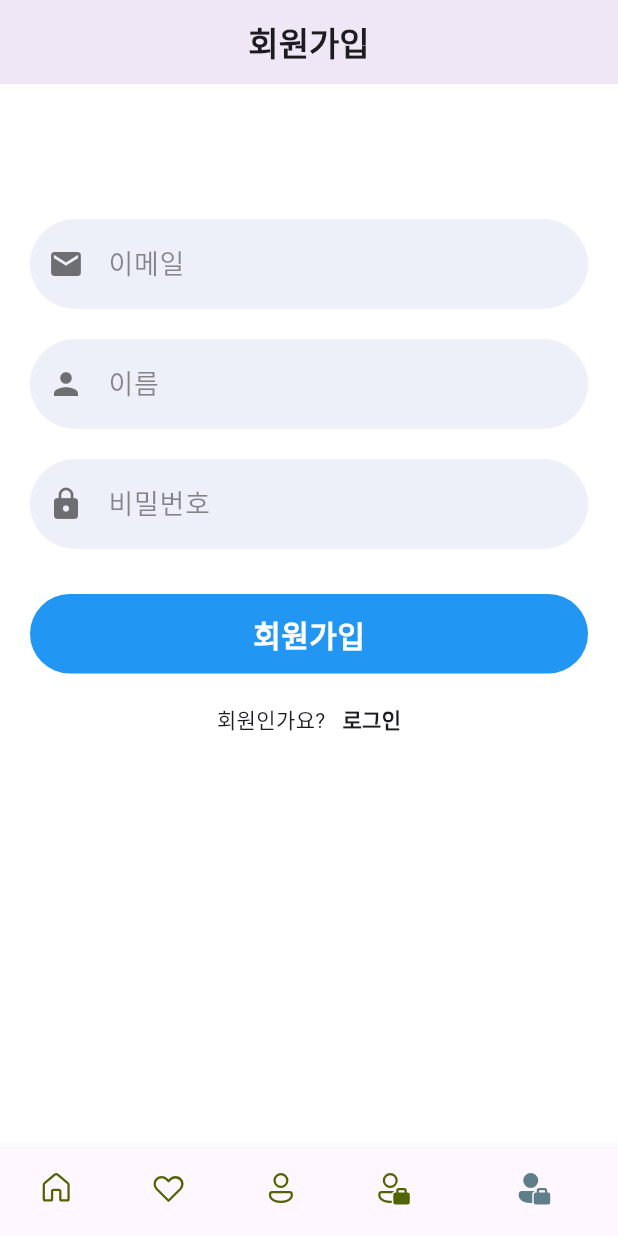
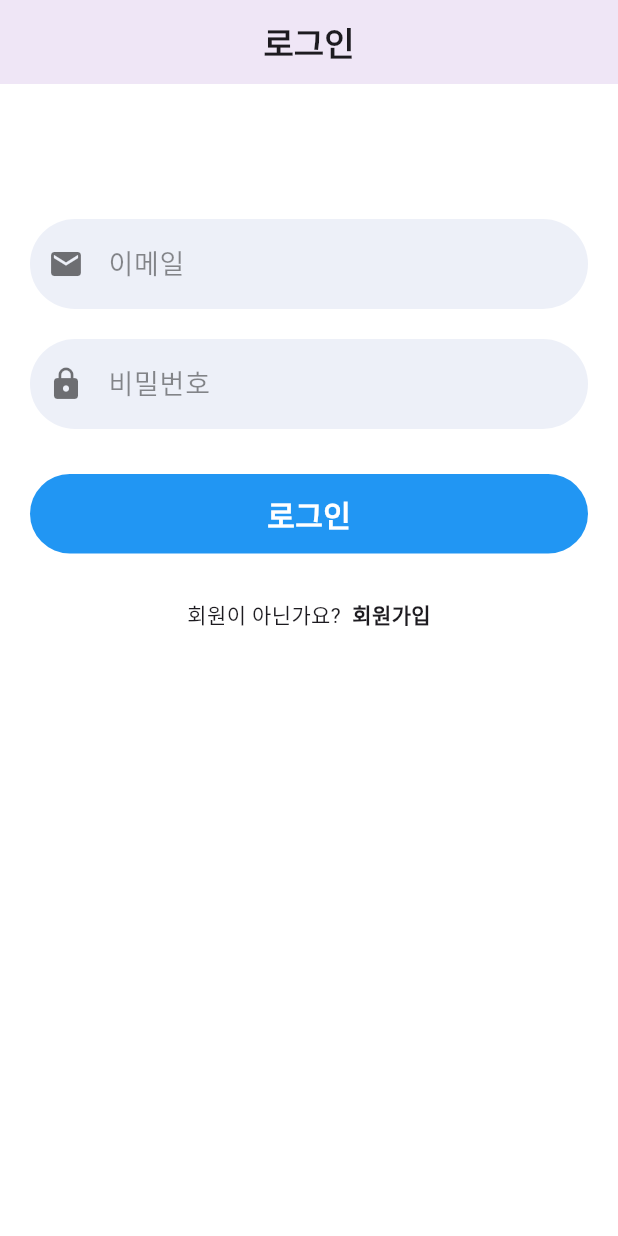
Before and after one commit to LEEJINYOUN/Weather_Flutter-front, a Flutter app: the screen it shows after launch, on a phone screen of 412 x 824 dp. Run offline on Flutter 3.47's test engine with Material 3 defaults, Android fonts, the phone set to English and light mode, and no system bars; our stand-ins replace fluentui_icons, flutter_secure_storage.

Commit message:
jwt 로그인

```diff
--- a/lib/common/bottom_nav_bar.dart
+++ b/lib/common/bottom_nav_bar.dart
@@ -1,8 +1,6 @@
 import 'package:flutter/material.dart';
 import 'package:fluentui_icons/fluentui_icons.dart';
 import 'package:weather_flutter_front/screens/home_screen.dart';
-import 'package:weather_flutter_front/screens/login_screen.dart';
-import 'package:weather_flutter_front/screens/register_screen.dart';
 
 class BottomNavBar extends StatelessWidget {
   const BottomNavBar({super.key});
@@ -28,12 +26,10 @@ class _BottomNavBarState extends State<BottomNavBarContainer> {
     const HomeScreen(),
     const Center(child: Text('Bookmark')),
     const Center(child: Text('Profile')),
-    const LoginScreen(),
-    const RegisterScreen(),
   ];
 
   // 선택 인덱스 초기화
-  int _selectedIndex = 4;
+  int _selectedIndex = 0;
 
   // 하단 메뉴 버튼 변경
   void _onItemTapped(int index) {
@@ -66,18 +62,6 @@ class _BottomNavBarState extends State<BottomNavBarContainer> {
                   icon: Icon(FluentSystemIcons.ic_fluent_person_regular),
                   activeIcon: Icon(FluentSystemIcons.ic_fluent_person_filled),
                   label: 'Profile'),
-              BottomNavigationBarItem(
-                  icon:
-                      Icon(FluentSystemIcons.ic_fluent_person_accounts_regular),
-                  activeIcon:
-                      Icon(FluentSystemIcons.ic_fluent_person_accounts_filled),
-                  label: 'Login'),
-              BottomNavigationBarItem(
-                  icon:
-                      Icon(FluentSystemIcons.ic_fluent_person_accounts_regular),
-                  activeIcon:
-                      Icon(FluentSystemIcons.ic_fluent_person_accounts_filled),
-                  label: 'Register'),
             ]));
   }
 }
--- a/lib/main.dart
+++ b/lib/main.dart
@@ -1,5 +1,6 @@
 import 'package:flutter/material.dart';
 import 'package:weather_flutter_front/common/bottom_nav_bar.dart';
+import 'package:weather_flutter_front/screens/login_screen.dart';
 
 void main() {
   runApp(const MyApp());
@@ -13,6 +14,6 @@ class MyApp extends StatelessWidget {
     // BottomNavBar 불러오기
     return const MaterialApp(
         debugShowCheckedModeBanner: false, // 디버그 배너 삭제
-        home: BottomNavBar()); // 기본 화면
+        home: LoginScreen()); // 기본 화면
   }
 }
--- a/lib/screens/login_screen.dart
+++ b/lib/screens/login_screen.dart
@@ -6,6 +6,7 @@ import 'package:weather_flutter_front/utils/logPrint.dart';
 import 'package:weather_flutter_front/utils/validate.dart';
 import 'package:weather_flutter_front/widgets/button/blue_Button.dart';
 import 'package:weather_flutter_front/widgets/form/text_field.dart';
+import 'package:flutter_secure_storage/flutter_secure_storage.dart';
 
 class LoginScreen extends StatefulWidget {
   const LoginScreen({super.key});
@@ -15,6 +16,9 @@ class LoginScreen extends StatefulWidget {
 }
 
 class _LoginScreenState extends State<LoginScreen> {
+  // storage
+  final storage = FlutterSecureStorage();
+
   // 입력 컨트롤러
   final TextEditingController emailController = TextEditingController();
   final TextEditingController passwordController = TextEditingController();
@@ -29,6 +33,26 @@ class _LoginScreenState extends State<LoginScreen> {
   // 변수
   String message = '';
   bool isMatch = false;
+
+  // state 진입시 함수 실행
+  @override
+  void initState() {
+    super.initState();
+    isStorage();
+  }
+
+  // 로그인 유지
+  isStorage() async {
+    if (await storage.read(key: "token") != null) {
+      if (!mounted) return;
+      print('로그인 유지 성공!');
+      Navigator.of(context).push(
+        MaterialPageRoute(
+          builder: (context) => const BottomNavBar(),
+        ),
+      );
+    }
+  }
 
   // 컨트롤러 객체 제거 시 메모리 해제
   @override
@@ -57,13 +81,12 @@ class _LoginScreenState extends State<LoginScreen> {
         if (result['statusCode'] == 201) {
           // 로그인 성공일 경우
           dataPrint(text: '로그인 성공!');
-          dataPrint(text: result['data']['user']['email']);
 
-          // Navigator.of(context).push(
-          //   MaterialPageRoute(
-          //     builder: (context) => const BottomNavBar(),
-          //   ),
-          // );
+          Navigator.of(context).push(
+            MaterialPageRoute(
+              builder: (context) => const BottomNavBar(),
+            ),
+          );
         } else {
           // 로그인 실패일 경우
           dataPrint(text: result['data']);
--- a/pubspec.yaml
+++ b/pubspec.yaml
@@ -39,6 +39,7 @@ dependencies:
   intl: ^0.19.0
   flutter_dotenv: ^5.1.0
   http: ^1.2.2
+  flutter_secure_storage: ^9.2.2
 
 dev_dependencies:
   flutter_test:
```
Also changed, not shown: lib/screens/home_screen.dart (+18 -1 lines), lib/screens/register_screen.dart (+5 -5 lines), lib/services/authentication.dart (+57 -28 lines), pubspec.lock, 5 other files.
